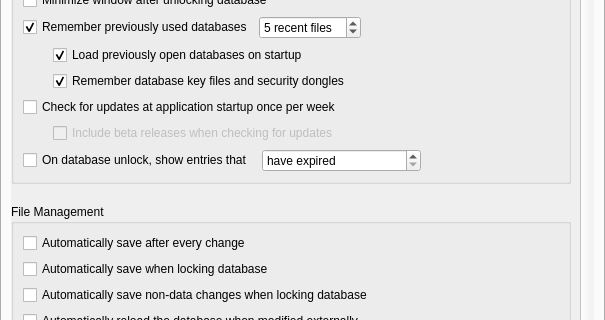
keepassxreboot/keepassxc, file src/gui/ApplicationSettingsWidgetGeneral.ui: the form before one commit; both pictures show x 0 to 605 and y 152 to 472 of the 605 by 969 pixel window.
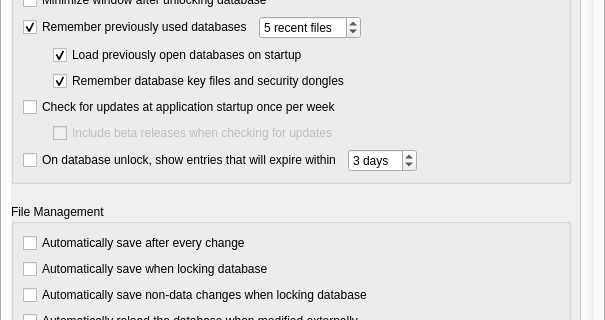
The form after the commit. Custom widgets are drawn as their Qt base class.

Diff of the .ui file:
```diff
--- a/src/gui/ApplicationSettingsWidgetGeneral.ui
+++ b/src/gui/ApplicationSettingsWidgetGeneral.ui
@@ -278,7 +278,7 @@
                 <item row="0" column="0">
                  <widget class="QCheckBox" name="showExpiredEntriesOnDatabaseUnlockCheckBox">
                   <property name="text">
-                   <string>On database unlock, show entries that </string>
+                   <string>On database unlock, show entries that will expire within</string>
                   </property>
                  </widget>
                 </item>
@@ -297,25 +297,19 @@
                    <enum>Qt::StrongFocus</enum>
                   </property>
                   <property name="accessibleName">
-                   <string>On database unlock, show entries that </string>
-                  </property>
-                  <property name="specialValueText">
-                   <string comment="On database unlock, show entries that...">have expired</string>
+                   <string>On database unlock, show entries that will expire within </string>
                   </property>
                   <property name="suffix">
-                   <string comment="On database unlock, show entries that will expire within %1 days"> days</string>
-                  </property>
-                  <property name="prefix">
-                   <string comment="On database unlock, show entries that...">will expire within </string>
+                   <string comment="number of days warning for password expiration"> days</string>
                   </property>
                   <property name="minimum">
                    <number>0</number>
                   </property>
                   <property name="maximum">
-                   <number>30</number>
+                   <number>90</number>
                   </property>
                   <property name="value">
-                   <number>0</number>
+                   <number>3</number>
                   </property>
                  </widget>
                 </item>
```
